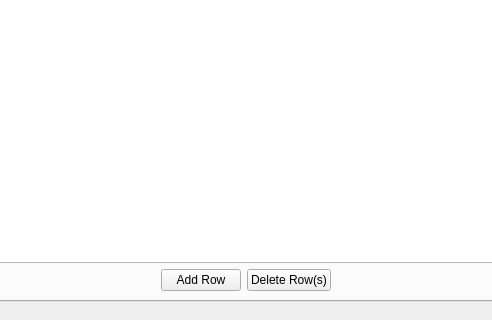
Old version of the form UI/biblioteq_batch_activities_browser.ui in the repository textbrowser/biblioteq; both pictures show x 106 to 598 and y 180 to 500 of the 750 by 500 pixel window.
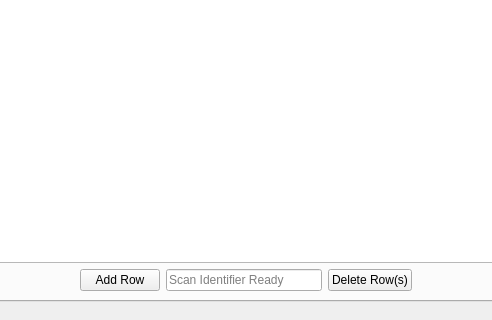
New version of the form. Icons and pictures are not drawn.

What changed in the file:
```diff
--- a/UI/biblioteq_batch_activities_browser.ui
+++ b/UI/biblioteq_batch_activities_browser.ui
@@ -126,6 +126,16 @@
                </property>
               </widget>
              </item>
+             <item>
+              <widget class="QLineEdit" name="scan_borrowing">
+               <property name="toolTip">
+                <string>&lt;html&gt;&lt;head/&gt;&lt;body&gt;&lt;p&gt;Click in this field and scan an item. A new row will be created with the scanned identifier value. Please wait until the text hint is visible before scanning an item.&lt;/p&gt;&lt;/body&gt;&lt;/html&gt;</string>
+               </property>
+               <property name="placeholderText">
+                <string>Scan Identifier Ready</string>
+               </property>
+              </widget>
+             </item>
              <item>
               <widget class="QPushButton" name="borrow_delete_row">
                <property name="text">
```
Left out of the diff: 1 changed line with no effect on the pictures.
